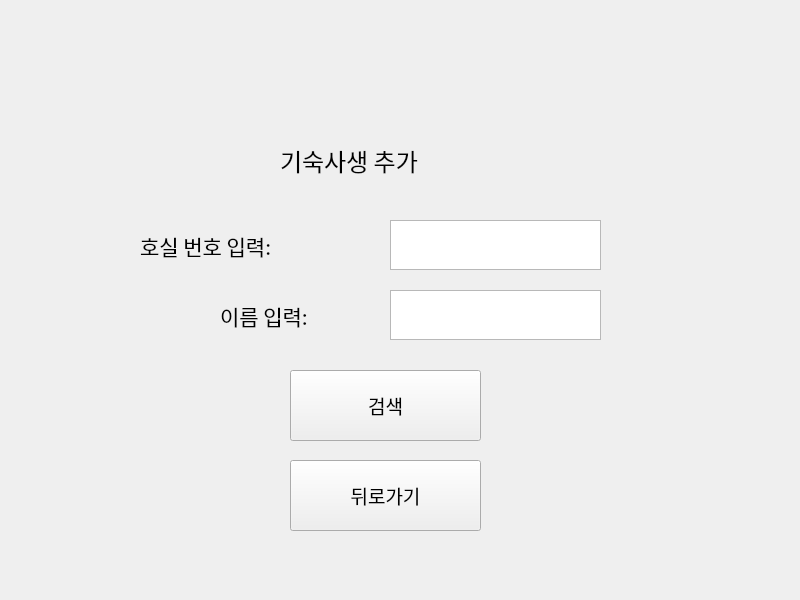
First picture: the form in add.ui, repository Hyemin-12/goingout-journal, before the edit.
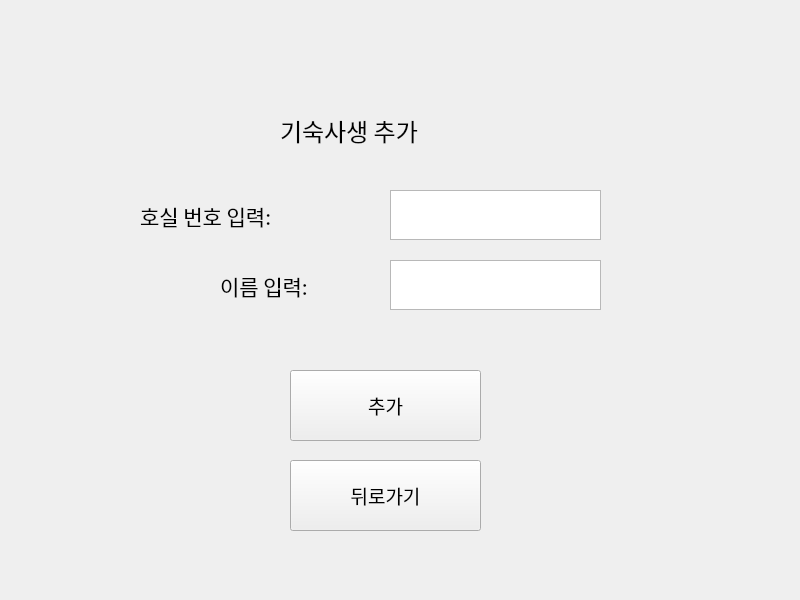
Second picture: the form after the edit.

Commit message: 기숙사생 추가 / 삭제 기능 구현

Patch:
```diff
--- a/add.ui
+++ b/add.ui
@@ -17,7 +17,7 @@
    <property name="geometry">
     <rect>
      <x>280</x>
-     <y>140</y>
+     <y>110</y>
      <width>271</width>
      <height>41</height>
     </rect>
@@ -36,7 +36,7 @@
    <property name="geometry">
     <rect>
      <x>220</x>
-     <y>290</y>
+     <y>260</y>
      <width>171</width>
      <height>51</height>
     </rect>
@@ -67,14 +67,14 @@
     </font>
    </property>
    <property name="text">
-    <string>검색</string>
+    <string>추가</string>
    </property>
   </widget>
   <widget class="QPlainTextEdit" name="plainTextEdit_2">
    <property name="geometry">
     <rect>
      <x>390</x>
-     <y>220</y>
+     <y>190</y>
      <width>211</width>
      <height>50</height>
     </rect>
@@ -90,7 +90,7 @@
    <property name="geometry">
     <rect>
      <x>140</x>
-     <y>220</y>
+     <y>190</y>
      <width>251</width>
      <height>51</height>
     </rect>
@@ -109,7 +109,7 @@
    <property name="geometry">
     <rect>
      <x>390</x>
-     <y>290</y>
+     <y>260</y>
      <width>211</width>
      <height>50</height>
     </rect>
```
Left out of the diff: 21 changed lines with no effect on the pictures. The commit also changes 5 other files.
